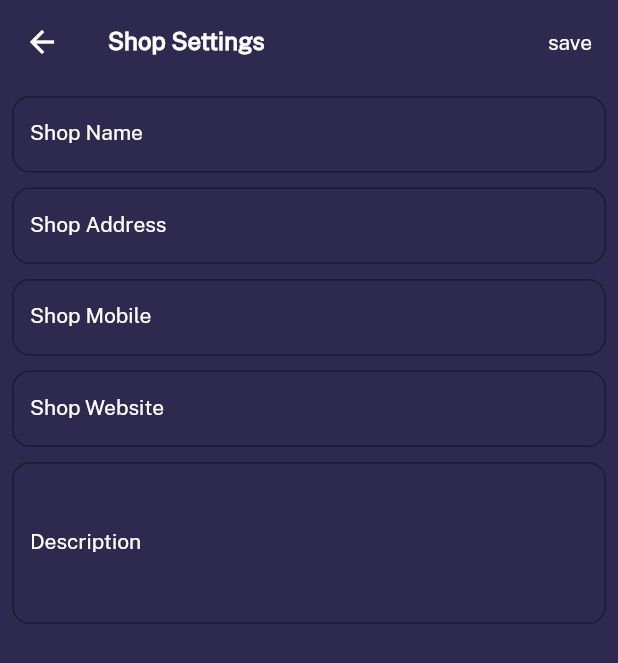
After one commit to salmanulfarisi/business_empire, a Flutter app: the SellerSettings screen opened directly, after a tap on "Shop Settings", on a phone screen of 412 x 824 dp. The commit adds this screen. Shown: the top 663 px of the screen. Run offline on Flutter 3.47's test engine with Material 2 defaults, Android fonts, the phone set to English and light mode, and no system bars; our stand-ins replace cached_network_image, cloud_firestore, dotted_border, firebase_auth, firebase_core, firebase_storage and 9 more; missing offline and left inert: awesome_card; accounts and stored records are empty; network calls fail; statements that could not run were skipped.

Commit message:
shop settings ui done

```diff
--- a/lib/screen/seller_app/view/settings/seller_settings.dart
+++ b/lib/screen/seller_app/view/settings/seller_settings.dart
@@ -1,5 +1,6 @@
 import 'package:business_empire/screen/seller_app/const/seller_const.dart';
 import 'package:business_empire/screen/seller_app/view/settings/edit_profile.dart';
+import 'package:business_empire/screen/seller_app/view/settings/seller_shop_settings.dart';
 import 'package:business_empire/screen/seller_app/view/widgets/text_style.dart';
 import 'package:get/get.dart';
 
@@ -41,6 +42,14 @@ class SellerSettings extends StatelessWidget {
               children: List.generate(
                   profileButtonsIcon.length,
                   (index) => ListTile(
+                        onTap: () {
+                          switch (index) {
+                            case 0:
+                              Get.to(() => const ShopSettings());
+                              break;
+                            default:
+                          }
+                        },
                         leading: Icon(
                           profileButtonsIcon[index],
                           color: white,
--- /dev/null
+++ b/lib/screen/seller_app/view/settings/seller_shop_settings.dart
@@ -0,0 +1,35 @@
+import 'package:business_empire/screen/seller_app/const/seller_const.dart';
+import 'package:business_empire/screen/seller_app/view/widgets/custom_seller_textfield.dart';
+import 'package:business_empire/screen/seller_app/view/widgets/text_style.dart';
+
+class ShopSettings extends StatelessWidget {
+  const ShopSettings({Key? key}) : super(key: key);
+
+  @override
+  Widget build(BuildContext context) {
+    return Scaffold(
+      backgroundColor: purpleColor,
+      appBar: AppBar(
+        title: boldText(text: shopSettings, size: 16.0),
+        actions: [TextButton(onPressed: () {}, child: normalText(text: save))],
+      ),
+      body: Padding(
+        padding: const EdgeInsets.all(8.0),
+        child: Column(
+          children: [
+            sellerTextField(label: shopName, hint: nameHint),
+            10.heightBox,
+            sellerTextField(label: address, hint: shopAddressHint),
+            10.heightBox,
+            sellerTextField(label: mobile, hint: shopMobileHint),
+            10.heightBox,
+            sellerTextField(label: website, hint: shopWebsiteHint),
+            10.heightBox,
+            sellerTextField(
+                label: description, hint: shopDescHint, isDes: true),
+          ],
+        ),
+      ),
+    );
+  }
+}
--- a/lib/screen/seller_app/view/widgets/custom_seller_textfield.dart
+++ b/lib/screen/seller_app/view/widgets/custom_seller_textfield.dart
@@ -1,8 +1,9 @@
 import 'package:business_empire/screen/seller_app/const/seller_const.dart';
 import 'package:business_empire/screen/seller_app/view/widgets/text_style.dart';
 
-Widget sellerTextField({label, hint, controller}) {
+Widget sellerTextField({label, hint, controller, isDes = false}) {
   return TextFormField(
+    maxLines: isDes ? 4 : 1,
     decoration: InputDecoration(
         isDense: true,
         label: normalText(text: label),
```
